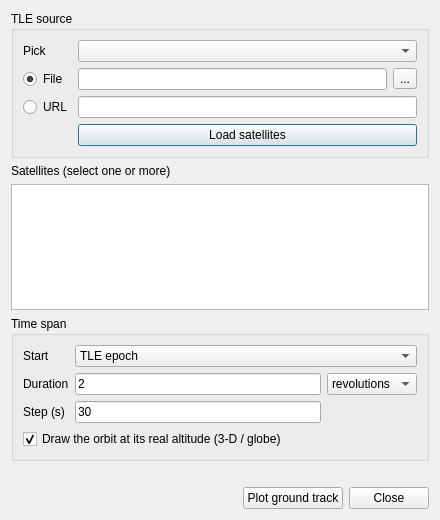
GenericMappingTools/InteractiveGMT, file deps/ui/satellite.ui: the form before one commit.
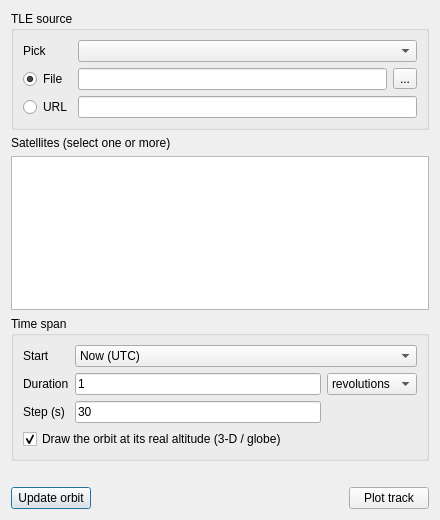
The form after the commit.

Commit message: Satellite: plot the real orbit, a 3-D spacecraft on it, live time span

Patch:
```diff
--- a/deps/ui/satellite.ui
+++ b/deps/ui/satellite.ui
@@ -75,16 +75,6 @@
         </property>
        </widget>
       </item>
-      <item row="3" column="1" colspan="2">
-       <widget class="QPushButton" name="btn_load">
-        <property name="text">
-         <string>Load satellites</string>
-        </property>
-        <property name="toolTip">
-         <string>Read the source and fill the list below</string>
-        </property>
-       </widget>
-      </item>
      </layout>
     </widget>
    </item>
@@ -121,7 +111,10 @@
       <item row="0" column="1" colspan="2">
        <widget class="QComboBox" name="cb_start">
         <property name="toolTip">
-         <string>A TLE is only good for a few days either side of its own epoch.</string>
+         <string>A TLE is only good for a few days either side of its own epoch. &quot;Now&quot; runs the span BACK from this instant, so the track ENDS where the satellite is right now — which is where the spacecraft model is planted.</string>
+        </property>
+        <property name="currentIndex">
+         <number>1</number>
         </property>
         <item>
          <property name="text">
@@ -145,7 +138,7 @@
       <item row="1" column="1">
        <widget class="QLineEdit" name="le_span">
         <property name="text">
-         <string>2</string>
+         <string>1</string>
         </property>
        </widget>
       </item>
@@ -213,6 +206,16 @@
    </item>
    <item>
     <layout class="QHBoxLayout" name="horizontalLayout_buttons">
+     <item>
+      <widget class="QPushButton" name="btn_update">
+       <property name="toolTip">
+        <string>Re-propagate what is plotted up to THIS instant: the track ends at the current UTC time and the spacecraft moves to where it is now.</string>
+       </property>
+       <property name="text">
+        <string>Update orbit</string>
+       </property>
+      </widget>
+     </item>
      <item>
       <spacer name="spacer_buttons">
        <property name="orientation">
@@ -229,14 +232,7 @@
      <item>
       <widget class="QPushButton" name="btn_plot">
        <property name="text">
-        <string>Plot ground track</string>
-       </property>
-      </widget>
-     </item>
-     <item>
-      <widget class="QPushButton" name="btn_close">
-       <property name="text">
-        <string>Close</string>
+        <string>Plot track</string>
        </property>
       </widget>
      </item>
```
Left out of the diff: 20 changed lines with no effect on the pictures. The commit also changes 11 other files.
